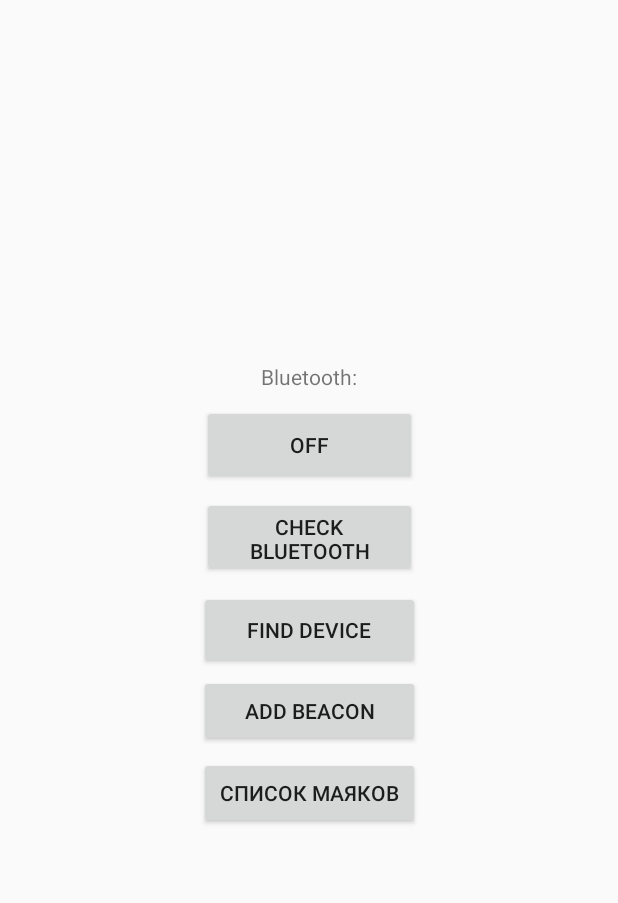
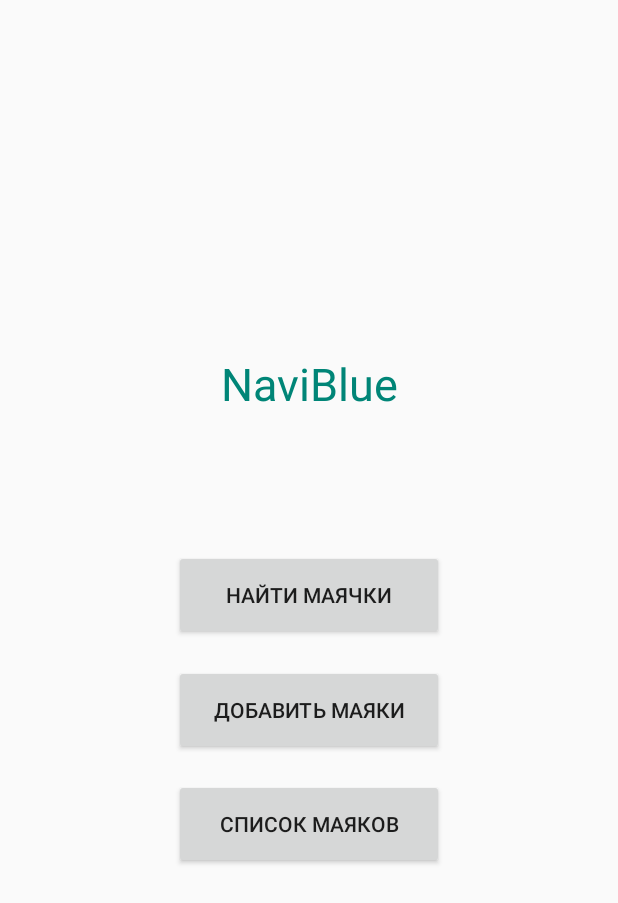
Before and after one commit to edward-nek/bluetooth_orient_3d, an Android app: the screen it shows after launch (MainActivity), on a phone screen of 412 x 824 dp. Shown: the top 903 px of the screen. Run offline under Robolectric (Android 15) with nearby library versions, the light colour scheme and no system bars.

Commit message:
1) Add rssi for devices 2) Design

```diff
--- a/NaviBlue/app/build.gradle
+++ b/NaviBlue/app/build.gradle
@@ -5,7 +5,7 @@ android {
     buildToolsVersion "29.0.2"
     defaultConfig {
         applicationId "ru.nekrasoved.naviblue"
-        minSdkVersion 19
+        minSdkVersion 21
         targetSdkVersion 29
         versionCode 1
         versionName "1.0"
--- a/NaviBlue/app/src/main/res/layout-port/list_devices.xml
+++ b/NaviBlue/app/src/main/res/layout-port/list_devices.xml
@@ -94,7 +94,7 @@
         android:id="@+id/btSave"
         android:layout_width="wrap_content"
         android:layout_height="wrap_content"
-        android:text="Save"
+        android:text="Сохранить"
         android:onClick="SaveBeacon"
         app:layout_constraintBottom_toBottomOf="parent"
         app:layout_constraintLeft_toLeftOf="parent"
@@ -107,7 +107,7 @@
         android:id="@+id/TextView"
         android:layout_width="wrap_content"
         android:layout_height="wrap_content"
-        android:text="Add Beacon"
+        android:text="Добавить маяк"
         app:layout_constraintBottom_toBottomOf="parent"
         app:layout_constraintLeft_toLeftOf="parent"
         app:layout_constraintRight_toRightOf="parent"
@@ -119,7 +119,7 @@
         android:id="@+id/btBack"
         android:layout_width="wrap_content"
         android:layout_height="wrap_content"
-        android:text="back"
+        android:text="назад"
         app:layout_constraintBottom_toBottomOf="parent"
         app:layout_constraintLeft_toLeftOf="parent"
         app:layout_constraintRight_toRightOf="parent"
--- a/NaviBlue/app/src/main/res/layout/activity_beacon_info.xml
+++ b/NaviBlue/app/src/main/res/layout/activity_beacon_info.xml
@@ -10,7 +10,7 @@
         android:id="@+id/bt_Back_info"
         android:layout_width="wrap_content"
         android:layout_height="wrap_content"
-        android:text="back"
+        android:text="назад"
         app:layout_constraintBottom_toBottomOf="parent"
         app:layout_constraintLeft_toLeftOf="parent"
         app:layout_constraintRight_toRightOf="parent"
@@ -95,7 +95,7 @@
         android:id="@+id/tvRssiBeacon"
         android:layout_width="wrap_content"
         android:layout_height="wrap_content"
-        android:text="Text"
+        android:text=""
         android:textSize="24dp"
         app:layout_constraintBottom_toBottomOf="parent"
         app:layout_constraintLeft_toLeftOf="parent"
@@ -109,6 +109,7 @@
         android:layout_height="wrap_content"
         android:text="Расcтояние: В разработке"
         android:textSize="24dp"
+        android:textColor="@color/red"
         app:layout_constraintBottom_toBottomOf="parent"
         app:layout_constraintLeft_toLeftOf="parent"
         app:layout_constraintRight_toRightOf="parent"
--- a/NaviBlue/app/src/main/res/layout/activity_beacons_list.xml
+++ b/NaviBlue/app/src/main/res/layout/activity_beacons_list.xml
@@ -10,7 +10,7 @@
         android:id="@+id/bt_Back"
         android:layout_width="wrap_content"
         android:layout_height="wrap_content"
-        android:text="back"
+        android:text="назад"
         app:layout_constraintBottom_toBottomOf="parent"
         app:layout_constraintLeft_toLeftOf="parent"
         app:layout_constraintRight_toRightOf="parent"
@@ -23,6 +23,7 @@
         android:layout_width="wrap_content"
         android:layout_height="wrap_content"
         android:text="Cписок маячков"
+        android:textSize="28dp"
         app:layout_constraintBottom_toBottomOf="parent"
         app:layout_constraintLeft_toLeftOf="parent"
         app:layout_constraintRight_toRightOf="parent"
--- a/NaviBlue/app/src/main/res/layout/activity_main.xml
+++ b/NaviBlue/app/src/main/res/layout/activity_main.xml
@@ -10,52 +10,32 @@
         android:layout_width="wrap_content"
         android:layout_height="wrap_content"
         android:text="@string/my_first_app"
+        android:textSize="30dp"
+        android:textColor="@color/colorPrimary"
         app:layout_constraintBottom_toBottomOf="parent"
         app:layout_constraintLeft_toLeftOf="parent"
         app:layout_constraintRight_toRightOf="parent"
         app:layout_constraintTop_toTopOf="parent"
         app:layout_constraintVertical_bias="0.3" />
 
+
     <Button
-        android:layout_width="143dp"
-        android:layout_height="53dp"
-        android:onClick="checkBlue"
-        android:text="Check Bluetooth"
+        android:id="@+id/btFindDevice"
+        android:layout_width="180dp"
+        android:layout_height="60dp"
+        android:onClick="findDevice"
+        android:text="Найти Маячки"
         app:layout_constraintBottom_toBottomOf="parent"
         app:layout_constraintLeft_toLeftOf="parent"
         app:layout_constraintRight_toRightOf="parent"
         app:layout_constraintTop_toTopOf="parent"
-        app:layout_constraintVertical_bias="0.43" />
-
-    <Button
-        android:id="@+id/status_blue"
-        android:layout_width="143dp"
-        android:layout_height="53dp"
-        android:onClick="onBlue"
-        android:text="Off"
-        app:layout_constraintBottom_toBottomOf="parent"
-        app:layout_constraintLeft_toLeftOf="parent"
-        app:layout_constraintRight_toRightOf="parent"
-        app:layout_constraintTop_toTopOf="parent"
-        app:layout_constraintVertical_bias="0.35" />
-
-    <Button
-        android:id="@+id/btFindDevice"
-        android:layout_width="147dp"
-        android:layout_height="52dp"
-        android:onClick="findDevice"
-        android:text="find Device"
-        app:layout_constraintBottom_toBottomOf="parent"
-        app:layout_constraintLeft_toLeftOf="parent"
-        app:layout_constraintRight_toRightOf="parent"
-        app:layout_constraintTop_toTopOf="parent"
-        app:layout_constraintVertical_bias="0.51" />
+        app:layout_constraintVertical_bias="0.48" />
 
     <Button
         android:id="@+id/btAddBeacon"
-        android:layout_width="147dp"
-        android:layout_height="48dp"
-        android:text="Add Beacon"
+        android:layout_width="180dp"
+        android:layout_height="60dp"
+        android:text="Добавить маяки"
         app:layout_constraintBottom_toBottomOf="parent"
         app:layout_constraintLeft_toLeftOf="parent"
         app:layout_constraintRight_toRightOf="parent"
@@ -64,13 +44,13 @@
 
     <Button
         android:id="@+id/btBeacons"
-        android:layout_width="147dp"
-        android:layout_height="48dp"
+        android:layout_width="180dp"
+        android:layout_height="60dp"
         android:text="Список маяков"
         app:layout_constraintBottom_toBottomOf="parent"
         app:layout_constraintLeft_toLeftOf="parent"
         app:layout_constraintRight_toRightOf="parent"
         app:layout_constraintTop_toTopOf="parent"
-        app:layout_constraintVertical_bias="0.65" />
+        app:layout_constraintVertical_bias="0.68" />
 
 </androidx.constraintlayout.widget.ConstraintLayout>
--- a/NaviBlue/app/src/main/res/values/colors.xml
+++ b/NaviBlue/app/src/main/res/values/colors.xml
@@ -2,5 +2,5 @@
 <resources>
     <color name="colorPrimary">#008577</color>
     <color name="colorPrimaryDark">#00574B</color>
-    <color name="colorAccent">#D81B60</color>
+    <color name="red">#FF1300</color>
 </resources>
--- a/NaviBlue/app/src/main/res/values/strings.xml
+++ b/NaviBlue/app/src/main/res/values/strings.xml
@@ -1,4 +1,4 @@
 <resources>
     <string name="app_name">NaviBlue</string>
-    <string name="my_first_app">Bluetooth:</string>
+    <string name="my_first_app">NaviBlue</string>
 </resources>
--- a/NaviBlue/app/src/main/res/values/styles.xml
+++ b/NaviBlue/app/src/main/res/values/styles.xml
@@ -5,7 +5,7 @@
         <!-- Customize your theme here. -->
         <item name="colorPrimary">@color/colorPrimary</item>
         <item name="colorPrimaryDark">@color/colorPrimaryDark</item>
-        <item name="colorAccent">@color/colorAccent</item>
+        <item name="colorAccent">@color/red</item>
     </style>
 
 </resources>
```
Also changed, not shown: NaviBlue/app/src/main/java/ru/nekrasoved/naviblue/BeaconInfo.java (+113 -3 lines), NaviBlue/app/src/main/java/ru/nekrasoved/naviblue/MainActivity.java (+35 -35 lines).
